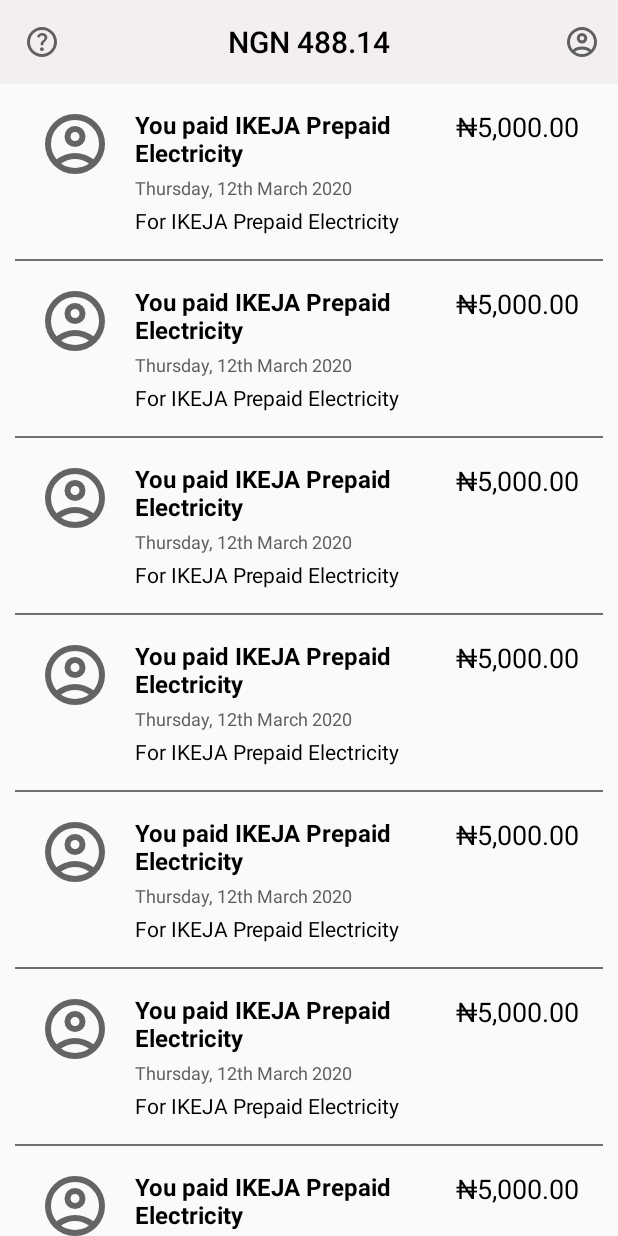
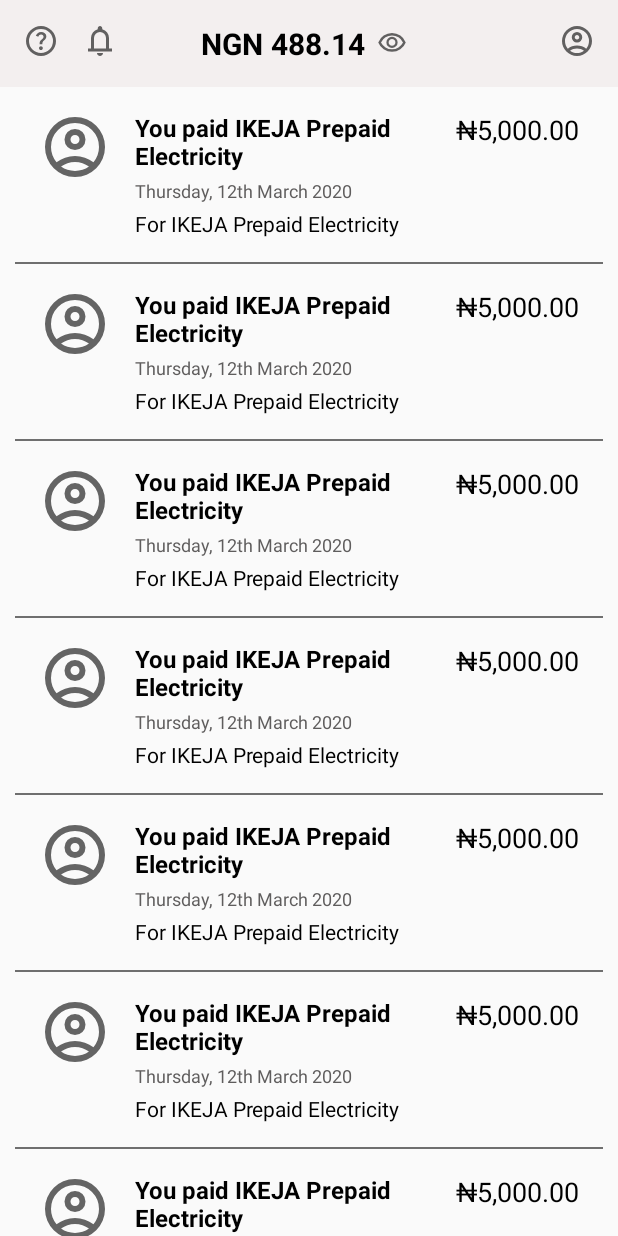
Before and after one commit to adeleyeayodeji/chipper-cash-android-clone, an Android app: the screen it shows after launch (MainActivity), on a phone screen of 412 x 824 dp. Run offline under Robolectric (Android 15) with nearby library versions, the phone set to English and light mode, and no system bars.

Commit message:
Added an update

```diff
--- a/app/src/main/java/com/biggidroid/opaykotlin/MainActivity.kt
+++ b/app/src/main/java/com/biggidroid/opaykotlin/MainActivity.kt
@@ -21,7 +21,6 @@ import com.google.android.material.appbar.MaterialToolbar
 class MainActivity : AppCompatActivity() {
     private lateinit var visibility_on_icon: ImageView
     private lateinit var balance: TextView
-    private lateinit var topAppBar: MaterialToolbar
 
     private lateinit var recyclerView: RecyclerView
 
@@ -76,10 +75,6 @@ class MainActivity : AppCompatActivity() {
     private fun findView() {
         visibility_on_icon = findViewById(R.id.visibility_on_icon)
         balance = findViewById(R.id.balance)
-        topAppBar = findViewById(R.id.topAppBar)
-
-        //set title NGN 488.14
-        topAppBar.title = "NGN 488.14"
     }
 
     //set on click listener
--- /dev/null
+++ b/app/src/main/res/drawable/notifications_icon.xml
@@ -0,0 +1,10 @@
+<vector xmlns:android="http://schemas.android.com/apk/res/android"
+    android:width="24dp"
+    android:height="24dp"
+    android:viewportWidth="960"
+    android:viewportHeight="960"
+    android:tint="?attr/colorControlNormal">
+  <path
+      android:fillColor="@android:color/white"
+      android:pathData="M160,760L160,680L240,680L240,400Q240,317 290,252.5Q340,188 420,168L420,140Q420,115 437.5,97.5Q455,80 480,80Q505,80 522.5,97.5Q540,115 540,140L540,168Q620,188 670,252.5Q720,317 720,400L720,680L800,680L800,760L160,760ZM480,460L480,460L480,460L480,460Q480,460 480,460Q480,460 480,460Q480,460 480,460Q480,460 480,460ZM480,880Q447,880 423.5,856.5Q400,833 400,800L560,800Q560,833 536.5,856.5Q513,880 480,880ZM320,680L640,680L640,400Q640,334 593,287Q546,240 480,240Q414,240 367,287Q320,334 320,400L320,680Z"/>
+</vector>
--- a/app/src/main/res/layout/activity_main.xml
+++ b/app/src/main/res/layout/activity_main.xml
@@ -12,23 +12,7 @@
         android:layout_height="wrap_content"
         app:elevation="0dp"
         >
-
-        <com.google.android.material.appbar.MaterialToolbar
-            android:id="@+id/topAppBar"
-            android:layout_width="match_parent"
-            android:layout_height="wrap_content"
-            android:background="#F3EFEF"
-            android:minHeight="?attr/actionBarSize"
-            app:menu="@menu/top_app_bar"
-            app:navigationIcon="@drawable/help_icon"
-            app:tabIndicatorColor="@android:color/transparent"
-            app:titleCentered="true"
-            app:titleTextColor="@color/black"
-            app:titleTextStyle="@style/TextAppearance.Material3.ActionBar.Title"
-            app:logoAdjustViewBounds="true"
-            app:tabIndicatorHeight="@null"
-            android:textStyle="bold"
-            />
+        <include layout="@layout/home_header" />
 
     </com.google.android.material.appbar.AppBarLayout>
 
--- a/app/src/main/res/layout/home_header.xml
+++ b/app/src/main/res/layout/home_header.xml
@@ -1,14 +1,20 @@
 <?xml version="1.0" encoding="utf-8"?>
 <androidx.constraintlayout.widget.ConstraintLayout xmlns:android="http://schemas.android.com/apk/res/android"
+    xmlns:app="http://schemas.android.com/apk/res-auto"
+    android:id="@+id/home_header_contraint_layout"
     android:layout_width="match_parent"
-    android:id="@+id/home_header_contraint_layout"
-    android:layout_height="match_parent"
-    xmlns:app="http://schemas.android.com/apk/res-auto">
+    android:layout_height="match_parent">
+
     <androidx.appcompat.widget.LinearLayoutCompat
         android:id="@+id/header"
         android:layout_width="match_parent"
         android:layout_height="wrap_content"
+        android:background="#F3EFEF"
         android:orientation="horizontal"
+        android:paddingStart="15dp"
+        android:paddingTop="15dp"
+        android:paddingEnd="15dp"
+        android:paddingBottom="15dp"
         app:layout_constraintStart_toStartOf="parent"
         app:layout_constraintTop_toTopOf="parent">
 
@@ -19,6 +25,30 @@
             android:clickable="true"
             android:contentDescription="@string/info_icon"
             android:src="@drawable/help_icon" />
+
+        <ImageView
+            android:id="@+id/notification_icon"
+            android:layout_width="wrap_content"
+            android:layout_height="wrap_content"
+            android:layout_marginStart="15dp"
+            android:clickable="true"
+            android:contentDescription="@string/info_icon"
+            android:src="@drawable/notifications_icon" />
+
+        <RelativeLayout
+            android:layout_width="wrap_content"
+            android:layout_height="wrap_content"
+            android:layout_marginStart="55dp"
+            android:layout_marginTop="0dp"
+            android:visibility="visible"
+            app:layout_constraintBottom_toBottomOf="parent"
+            app:layout_constraintEnd_toEndOf="parent"
+            app:layout_constraintStart_toStartOf="parent"
+            >
+
+            <include layout="@layout/header_center_balanceview" />
+
+        </RelativeLayout>
 
         <Space
             android:layout_width="0dp"
```
